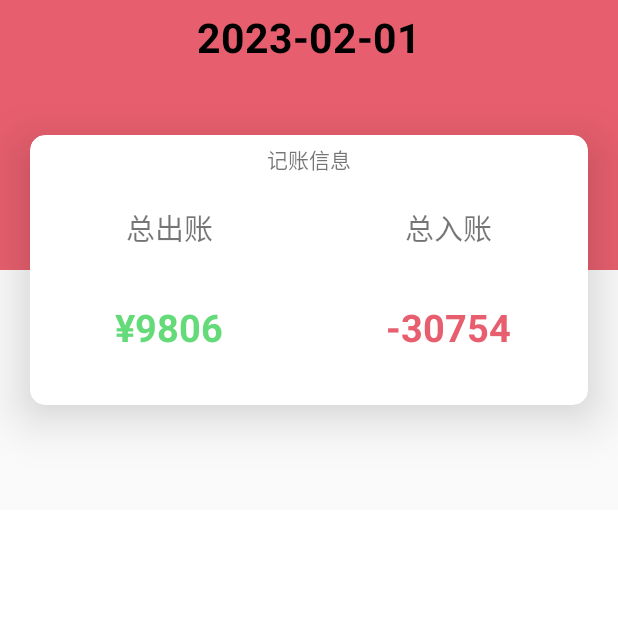
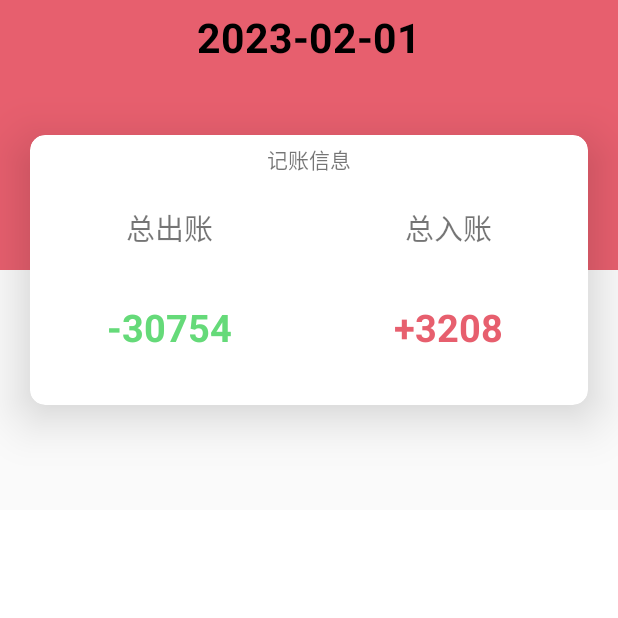
Before and after one commit to Huazhiling/Bookkeep, an Android app: the screen it shows after launch (MainActivity), on a phone screen of 412 x 824 dp, the top half of it. Run offline under Robolectric (Android 15) with nearby library versions, the phone set to English and light mode, and no system bars; our stand-ins replace EventBus, RxJava; libraries missing offline, so code that uses them is left out: com.allen.library, com.blankj.utilcode, com.chad.library, com.gyf.immersionbar; plain views replace SuperTextView; 5 statements that could not run were skipped.

Commit message:
模拟数据

```diff
--- a/app/src/main/java/com/tuita/bookkeeping/fragment/view/BookkeepingFragment.java
+++ b/app/src/main/java/com/tuita/bookkeeping/fragment/view/BookkeepingFragment.java
@@ -82,7 +82,7 @@ public class BookkeepingFragment extends BaseMvpFragment<BookkeepingPresenter> i
             }
         }
         inAccount.setText(String.format("+%s", inPrice));
-        inAccount.setText(String.format("-%s", outPrice));
+        outAccount.setText(String.format("-%s", outPrice));
     }
 
     private void adapterInti() {
```
